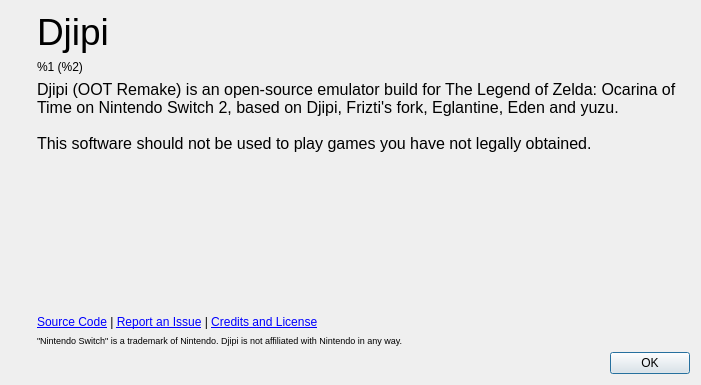
Old version of the form src/yuzu/aboutdialog.ui in the repository Djipi71/OOT.
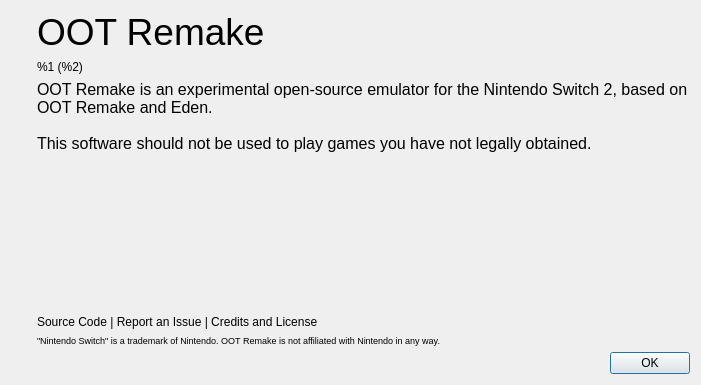
New version of the form. Icons and pictures are not drawn.

Commit message: Djipi v4: OOT Remake rebased on Frizti's Fritchii v5.8.4 with Lichii build-150 fixes

```diff
--- a/src/yuzu/aboutdialog.ui
+++ b/src/yuzu/aboutdialog.ui
@@ -69,7 +69,7 @@
           </sizepolicy>
          </property>
          <property name="text">
-          <string>&lt;html&gt;&lt;head/&gt;&lt;body&gt;&lt;p&gt;&lt;span style=&quot; font-size:28pt;&quot;&gt;Djipi&lt;/span&gt;&lt;/p&gt;&lt;/body&gt;&lt;/html&gt;</string>
+          <string>&lt;html&gt;&lt;head/&gt;&lt;body&gt;&lt;p&gt;&lt;span style=&quot; font-size:28pt;&quot;&gt;OOT Remake&lt;/span&gt;&lt;/p&gt;&lt;/body&gt;&lt;/html&gt;</string>
          </property>
         </widget>
        </item>
@@ -102,7 +102,7 @@
 li.unchecked::marker { content: &quot;\2610&quot;; }
 li.checked::marker { content: &quot;\2612&quot;; }
 &lt;/style&gt;&lt;/head&gt;&lt;body style=&quot; font-family:'Noto Sans'; font-size:9pt; font-weight:400; font-style:normal;&quot;&gt;
-&lt;p style=&quot; margin-top:0px; margin-bottom:0px; margin-left:0px; margin-right:0px; -qt-block-indent:0; text-indent:0px;&quot;&gt;&lt;span style=&quot; font-family:'MS Shell Dlg 2'; font-size:12pt;&quot;&gt;Djipi (OOT Remake) is an open-source emulator build for The Legend of Zelda: Ocarina of Time on Nintendo Switch 2, based on Djipi, Frizti's fork, Eglantine, Eden and yuzu. &lt;br /&gt;&lt;br /&gt;This software should not be used to play games you have not legally obtained.&lt;/span&gt;&lt;/p&gt;&lt;/body&gt;&lt;/html&gt;</string>
+&lt;p style=&quot; margin-top:0px; margin-bottom:0px; margin-left:0px; margin-right:0px; -qt-block-indent:0; text-indent:0px;&quot;&gt;&lt;span style=&quot; font-family:'MS Shell Dlg 2'; font-size:12pt;&quot;&gt;OOT Remake is an experimental open-source emulator for the Nintendo Switch 2, based on OOT Remake and Eden. &lt;br /&gt;&lt;br /&gt;This software should not be used to play games you have not legally obtained.&lt;/span&gt;&lt;/p&gt;&lt;/body&gt;&lt;/html&gt;</string>
          </property>
          <property name="alignment">
           <set>Qt::AlignmentFlag::AlignLeading|Qt::AlignmentFlag::AlignLeft|Qt::AlignmentFlag::AlignVCenter</set>
@@ -128,7 +128,7 @@
        <item>
         <widget class="QLabel" name="labelLinks">
          <property name="text">
-          <string>&lt;html&gt;&lt;body&gt;&lt;p&gt;&lt;a href=&quot;https://github.com/zortos293/Eglantine&quot;&gt;Source Code&lt;/a&gt; | &lt;a href=&quot;https://github.com/zortos293/Eglantine/issues&quot;&gt;Report an Issue&lt;/a&gt; | &lt;a href=&quot;https://github.com/zortos293/Eglantine#credits-and-license&quot;&gt;Credits and License&lt;/a&gt;&lt;/p&gt;&lt;/body&gt;&lt;/html&gt;</string>
+          <string>&lt;html&gt;&lt;body&gt;&lt;p&gt;&lt;a href=&quot;https://github.com/zortos293/OOT Remake&quot;&gt;Source Code&lt;/a&gt; | &lt;a href=&quot;https://github.com/zortos293/OOT Remake/issues&quot;&gt;Report an Issue&lt;/a&gt; | &lt;a href=&quot;https://github.com/zortos293/OOT Remake#credits-and-license&quot;&gt;Credits and License&lt;/a&gt;&lt;/p&gt;&lt;/body&gt;&lt;/html&gt;</string>
          </property>
          <property name="openExternalLinks">
           <bool>true</bool>
@@ -144,7 +144,7 @@
           </sizepolicy>
          </property>
          <property name="text">
-          <string>&lt;html&gt;&lt;head/&gt;&lt;body&gt;&lt;p&gt;&lt;span style=&quot; font-size:7pt;&quot;&gt;&amp;quot;Nintendo Switch&amp;quot; is a trademark of Nintendo. Djipi is not affiliated with Nintendo in any way.&lt;/span&gt;&lt;/p&gt;&lt;/body&gt;&lt;/html&gt;</string>
+          <string>&lt;html&gt;&lt;head/&gt;&lt;body&gt;&lt;p&gt;&lt;span style=&quot; font-size:7pt;&quot;&gt;&amp;quot;Nintendo Switch&amp;quot; is a trademark of Nintendo. OOT Remake is not affiliated with Nintendo in any way.&lt;/span&gt;&lt;/p&gt;&lt;/body&gt;&lt;/html&gt;</string>
          </property>
         </widget>
        </item>
```
Left out of the diff: 2 changed lines with no effect on the pictures. The commit also changes 654 other files.
